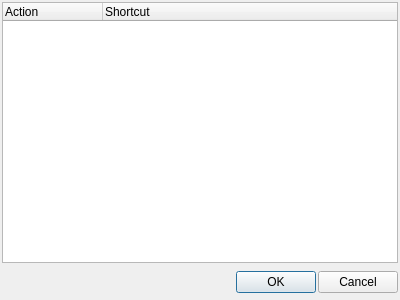
Above: topmod/shortcutdialog.ui from erjiang/topmod before the change. Below: the same form after it.
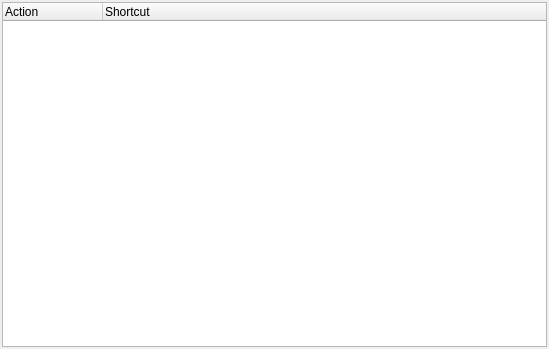
That is the form after the change. Icons and pictures are not drawn.

Commit message: added more customizable options to the preference pane. the shortcuts and stylesheet editors are now inside the preference pane as well as wireframe thickness editing etc...

Patch:
```diff
--- a/topmod/shortcutdialog.ui
+++ b/topmod/shortcutdialog.ui
@@ -3,13 +3,13 @@
  <comment></comment>
  <exportmacro></exportmacro>
  <class>ShortcutDialog</class>
- <widget class="QDialog" name="ShortcutDialog" >
+ <widget class="QWidget" name="ShortcutDialog" >
   <property name="geometry" >
    <rect>
     <x>0</x>
     <y>0</y>
-    <width>400</width>
-    <height>300</height>
+    <width>549</width>
+    <height>349</height>
    </rect>
   </property>
   <property name="windowTitle" >
@@ -39,43 +39,6 @@
      </column>
     </widget>
    </item>
-   <item>
-    <layout class="QHBoxLayout" >
-     <property name="margin" >
-      <number>0</number>
-     </property>
-     <property name="spacing" >
-      <number>2</number>
-     </property>
-     <item>
-      <spacer>
-       <property name="orientation" >
-        <enum>Qt::Horizontal</enum>
-       </property>
-       <property name="sizeHint" >
-        <size>
-         <width>131</width>
-         <height>31</height>
-        </size>
-       </property>
-      </spacer>
-     </item>
-     <item>
-      <widget class="QPushButton" name="okButton" >
-       <property name="text" >
-        <string>OK</string>
-       </property>
-      </widget>
-     </item>
-     <item>
-      <widget class="QPushButton" name="cancelButton" >
-       <property name="text" >
-        <string>Cancel</string>
-       </property>
-      </widget>
-     </item>
-    </layout>
-   </item>
   </layout>
  </widget>
  <pixmapfunction></pixmapfunction>
```
Left out of the diff: 57 changed lines with no effect on the pictures. The commit also changes 17 other files.
